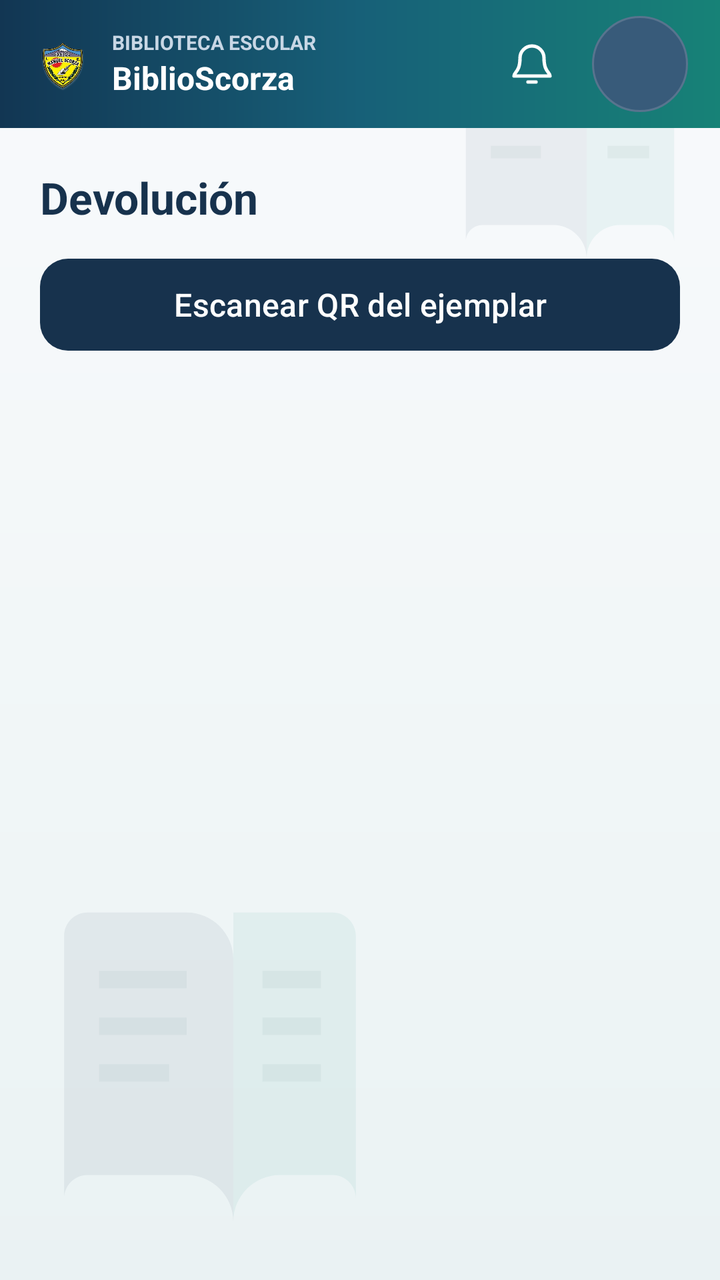
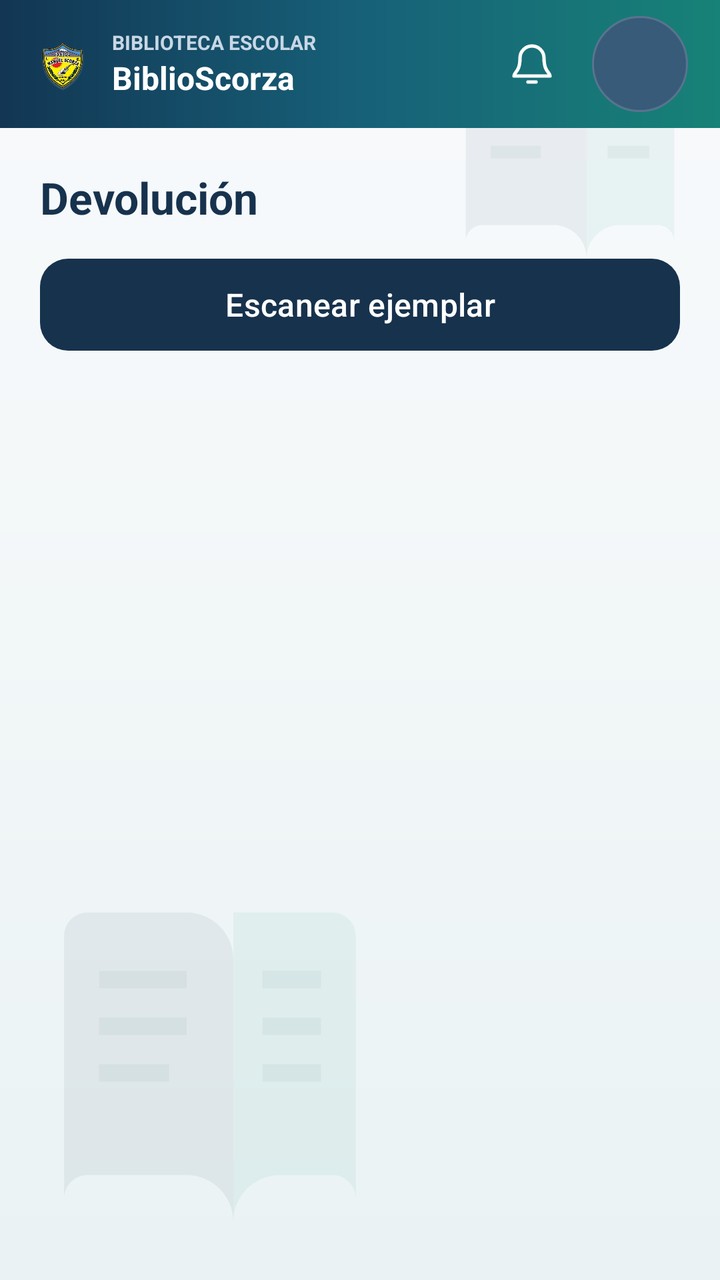

Compare the two renders of this Android layout. The source of the first and the diff that turns it into the second are given below.
<!-- AndroidManifest.xml: application theme Theme.BiblioScorza -->
<!-- res/layout/activity_devolucion.xml -->
<?xml version="1.0" encoding="utf-8"?>
<LinearLayout xmlns:android="http://schemas.android.com/apk/res/android"
    android:layout_width="match_parent" android:layout_height="match_parent"
    android:background="@drawable/bg_library_canvas"
    android:orientation="vertical">
    <include layout="@layout/view_top_bar" />
    <ScrollView android:layout_width="match_parent" android:layout_height="0dp"
        android:layout_weight="1">
    <LinearLayout android:layout_width="match_parent" android:layout_height="wrap_content"
        android:orientation="vertical" android:padding="20dp">
        <TextView style="@style/BsTitle" android:layout_width="wrap_content" android:layout_height="wrap_content" android:text="Devolución" />
        <Button android:id="@+id/btnScan" style="@style/BsButton" android:text="Escanear QR del ejemplar" />
        <TextView android:id="@+id/tvDatos" style="@style/BsText" />
        <Spinner android:id="@+id/spResultado" style="@style/BsInput" android:visibility="gone" />
        <EditText android:id="@+id/etObs" style="@style/BsInput" android:hint="Observaciones" android:inputType="textMultiLine|textCapSentences" android:visibility="gone" />
        <TextView android:id="@+id/tvMsg" style="@style/BsText" />
        <Button android:id="@+id/btnConfirmar" style="@style/BsButton" android:text="Confirmar devolución" android:visibility="gone" />
    </LinearLayout>
    </ScrollView>
</LinearLayout>
<!-- res/layout/view_top_bar.xml (included above) -->
<?xml version="1.0" encoding="utf-8"?>
<LinearLayout xmlns:android="http://schemas.android.com/apk/res/android"
    android:layout_width="match_parent"
    android:layout_height="64dp"
    android:background="@drawable/bg_top_bar"
    android:gravity="center_vertical"
    android:orientation="horizontal"
    android:paddingStart="16dp"
    android:paddingEnd="16dp">

    <ImageButton
        android:id="@+id/btnVolver"
        android:layout_width="44dp"
        android:layout_height="44dp"
        android:background="?attr/selectableItemBackgroundBorderless"
        android:contentDescription="Volver"
        android:padding="12dp"
        android:src="@drawable/ic_arrow_back"
        android:tint="#FFFFFF"
        android:visibility="gone" />

    <ImageView
        android:layout_width="30dp"
        android:layout_height="36dp"
        android:contentDescription="Escudo de Biblioteca-Scorza"
        android:scaleType="fitCenter"
        android:src="@drawable/escudo_colegio_transparente" />

    <LinearLayout
        android:layout_width="0dp"
        android:layout_height="wrap_content"
        android:layout_marginStart="10dp"
        android:layout_weight="1"
        android:orientation="vertical">

        <TextView
            android:layout_width="match_parent"
            android:layout_height="wrap_content"
            android:ellipsize="end"
            android:maxLines="1"
            android:text="BIBLIOTECA ESCOLAR"
            android:textColor="#C8D7E5"
            android:textSize="10sp"
            android:textStyle="bold" />

        <TextView
            android:layout_width="match_parent"
            android:layout_height="wrap_content"
            android:ellipsize="end"
            android:maxLines="1"
            android:text="BiblioScorza"
            android:textColor="#FFFFFF"
            android:textSize="16sp"
            android:textStyle="bold" />
    </LinearLayout>

    <FrameLayout
        android:id="@+id/btnNotificaciones"
        android:layout_width="48dp"
        android:layout_height="48dp"
        android:layout_marginStart="4dp"
        android:background="@drawable/bg_top_bar_action_ripple"
        android:clickable="true"
        android:contentDescription="Notificaciones"
        android:focusable="true">

        <ImageView
            android:layout_width="24dp"
            android:layout_height="24dp"
            android:layout_gravity="center"
            android:contentDescription="@null"
            android:src="@drawable/ic_notifications"
            android:tint="#FFFFFF" />

        <TextView
            android:id="@+id/tvNotificaciones"
            android:layout_width="18dp"
            android:layout_height="18dp"
            android:layout_gravity="top|end"
            android:background="@drawable/bg_top_bar_badge"
            android:gravity="center"
            android:textColor="#FFFFFF"
            android:textSize="10sp"
            android:textStyle="bold"
            android:visibility="gone" />
    </FrameLayout>

    <TextView
        android:id="@+id/btnPerfil"
        android:layout_width="48dp"
        android:layout_height="48dp"
        android:layout_marginStart="6dp"
        android:background="@drawable/bg_top_bar_avatar_ripple"
        android:clickable="true"
        android:contentDescription="Abrir perfil del usuario"
        android:focusable="true"
        android:gravity="center"
        android:minHeight="48dp"
        android:minWidth="48dp"
        android:textColor="#FFFFFF"
        android:textSize="14sp"
        android:textStyle="bold" />
</LinearLayout>
<!-- resources referenced by this layout -->
<resources>
  <!-- drawable bg_top_bar (drawable) -->
  <?xml version="1.0" encoding="utf-8"?>
  <shape xmlns:android="http://schemas.android.com/apk/res/android">
      <gradient
          android:angle="0"
          android:centerColor="#176078"
          android:endColor="#178277"
          android:startColor="#123653"
          android:type="linear" />
      <corners android:radius="0dp" />
  </shape>
  <!-- drawable bg_top_bar_action_ripple (drawable) -->
  <?xml version="1.0" encoding="utf-8"?>
  <ripple xmlns:android="http://schemas.android.com/apk/res/android"
      android:color="#55FFFFFF">
      <item android:id="@android:id/mask">
          <shape android:shape="oval">
              <solid android:color="#FFFFFFFF" />
          </shape>
      </item>
  </ripple>
  <!-- drawable bg_top_bar_avatar_ripple (drawable) -->
  <?xml version="1.0" encoding="utf-8"?>
  <ripple xmlns:android="http://schemas.android.com/apk/res/android"
      android:color="#66FFFFFF">
      <item android:drawable="@drawable/bg_top_bar_avatar" />
      <item android:id="@android:id/mask">
          <shape android:shape="oval">
              <solid android:color="#FFFFFFFF" />
          </shape>
      </item>
  </ripple>
  <!-- drawable bg_top_bar_badge (drawable) -->
  <?xml version="1.0" encoding="utf-8"?>
  <shape xmlns:android="http://schemas.android.com/apk/res/android">
      <solid android:color="#D93445" />
      <corners android:radius="50dp" />
  </shape>
  <!-- drawable ic_arrow_back (drawable) -->
  <vector xmlns:android="http://schemas.android.com/apk/res/android"
      android:width="24dp" android:height="24dp"
      android:viewportWidth="24" android:viewportHeight="24">
      <path android:fillColor="#FF000000"
          android:pathData="M20,12v-2H7.83l5.59,-5.59L12,3l-9,8 9,9 1.41,-1.41L7.83,12H20z" />
  </vector>
  <style name="BsButton" parent="Widget.Material3.Button">
          <item name="android:layout_width">match_parent</item>
          <item name="android:layout_height">54dp</item>
          <item name="android:layout_marginTop">12dp</item>
          <item name="android:textSize">16sp</item>
          <item name="cornerRadius">14dp</item>
      </style>
  <style name="BsText">
          <item name="android:layout_width">match_parent</item>
          <item name="android:layout_height">wrap_content</item>
          <item name="android:layout_marginTop">8dp</item>
          <item name="android:textSize">15sp</item>
          <item name="android:textColor">#1E293B</item>
      </style>
  <style name="BsTitle">
          <item name="android:textSize">22sp</item>
          <item name="android:textStyle">bold</item>
          <item name="android:textColor">#17324D</item>
      </style>
  <style name="Theme.BiblioScorza" parent="Theme.Material3.Light.NoActionBar">
          <item name="colorPrimary">#17324D</item>
          <item name="colorOnPrimary">#FFFFFF</item>
          <item name="colorSecondary">#168C83</item>
          <item name="android:statusBarColor">#10263A</item>
          <item name="android:navigationBarColor">#F3F7FA</item>
          <item name="android:windowLightNavigationBar">true</item>
          <item name="android:windowBackground">#F3F7FA</item>
      </style>
  <!-- drawable bg_top_bar_avatar (drawable) -->
  <?xml version="1.0" encoding="utf-8"?>
  <shape xmlns:android="http://schemas.android.com/apk/res/android" android:shape="oval">
      <solid android:color="#385B7A" />
      <stroke android:width="1dp" android:color="#58748E" />
  </shape>
  <!-- drawable input_bg (drawable) -->
  <?xml version="1.0" encoding="utf-8"?>
  <shape xmlns:android="http://schemas.android.com/apk/res/android" android:shape="rectangle">
      <solid android:color="#FFFFFF" />
      <stroke android:width="1dp" android:color="#D6E0E8" />
      <corners android:radius="12dp" />
  </shape>
  <!-- unchanged entries left out for length: 5 -->
</resources>

<!-- the commit's change to res/layout/activity_devolucion.xml (unified diff, before → after) -->
@@ -9,7 +9,7 @@
     <LinearLayout android:layout_width="match_parent" android:layout_height="wrap_content"
         android:orientation="vertical" android:padding="20dp">
         <TextView style="@style/BsTitle" android:layout_width="wrap_content" android:layout_height="wrap_content" android:text="Devolución" />
-        <Button android:id="@+id/btnScan" style="@style/BsButton" android:text="Escanear QR del ejemplar" />
+        <Button android:id="@+id/btnScan" style="@style/BsButton" android:text="Escanear ejemplar" />
         <TextView android:id="@+id/tvDatos" style="@style/BsText" />
         <Spinner android:id="@+id/spResultado" style="@style/BsInput" android:visibility="gone" />
         <EditText android:id="@+id/etObs" style="@style/BsInput" android:hint="Observaciones" android:inputType="textMultiLine|textCapSentences" android:visibility="gone" />
